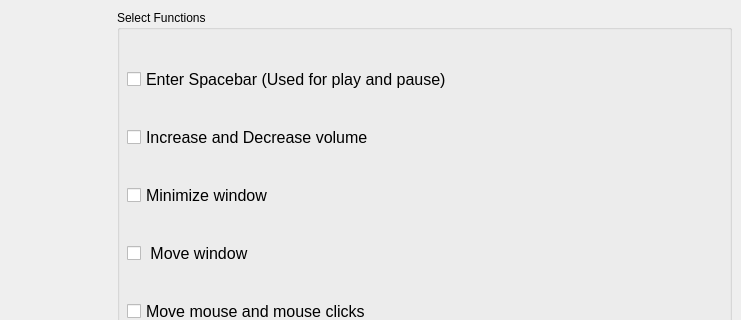
Above: src/gui/controller_dialog.ui from RandomGuy-coder/Gestro before the change; both pictures show x 539 to 1280 and y 0 to 320 of the 1280 by 720 pixel window. Below: the same form after it.
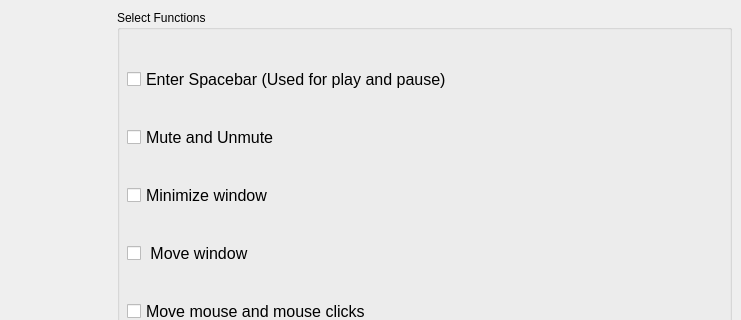
That is the form after the change.

Commit message: "Mute and unmute"

```diff
--- a/src/gui/controller_dialog.ui
+++ b/src/gui/controller_dialog.ui
@@ -241,7 +241,7 @@
            </font>
           </property>
           <property name="text">
-           <string>Increase and Decrease volume</string>
+           <string>Mute and Unmute</string>
           </property>
          </widget>
         </item>
```
